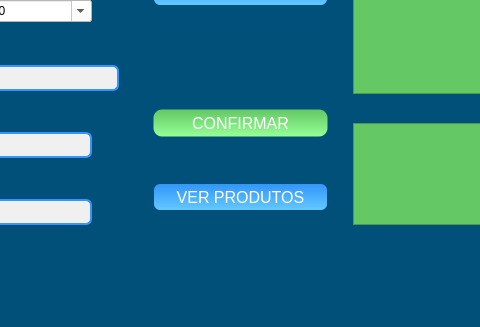
Old version of the form novamaine.ui in the repository KevenLucas025/ProjetoERP; both pictures show x 398 to 878 and y 493 to 820 of the 1445 by 820 pixel window.
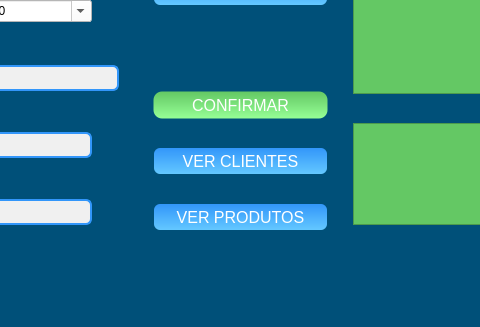
New version of the form. The open tabs and pages were chosen to show the change. Icons and pictures are not drawn.

Diff of the .ui file:
```diff
--- a/novamaine.ui
+++ b/novamaine.ui
@@ -3781,7 +3781,53 @@
                 </property>
                 <property name="icon">
                  <iconset>
-                  <normaloff>imagens/confirmacao.png</normaloff>imagens/confirmacao.png</iconset>
+                  <normaloff>../../Pictures/ProjetoERP/imagens/confirmacao.png</normaloff>../../Pictures/ProjetoERP/imagens/confirmacao.png</iconset>
+                </property>
+               </widget>
+              </item>
+              <item>
+               <widget class="QPushButton" name="btn_ver_clientes_juridicos">
+                <property name="sizePolicy">
+                 <sizepolicy hsizetype="Expanding" vsizetype="Expanding">
+                  <horstretch>0</horstretch>
+                  <verstretch>0</verstretch>
+                 </sizepolicy>
+                </property>
+                <property name="maximumSize">
+                 <size>
+                  <width>16777215</width>
+                  <height>30</height>
+                 </size>
+                </property>
+                <property name="cursor">
+                 <cursorShape>PointingHandCursor</cursorShape>
+                </property>
+                <property name="styleSheet">
+                 <string notr="true">QPushButton {
+    color: rgb(255, 255, 255);
+    border-radius: 8px;
+    font-size: 16px;
+    background: qlineargradient(x1:0, y1:0, x2:0, y2:1, stop:0 rgb(50, 150, 250), stop:1 rgb(100, 200, 255)); /* Gradiente de azul claro para azul mais claro */
+    border: 4px solid transparent;
+}
+
+QPushButton:hover {
+    background: qlineargradient(x1:0, y1:0, x2:0, y2:1, stop:0 rgb(100, 180, 255), stop:1 rgb(150, 220, 255)); /* Gradiente de azul mais claro para azul ainda mais claro */
+    color: black;
+}</string>
+                </property>
+                <property name="text">
+                 <string>VER CLIENTES</string>
+                </property>
+                <property name="icon">
+                 <iconset>
+                  <normaloff>../../Pictures/ProjetoERP/imagens/Ver Clientes.png</normaloff>../../Pictures/ProjetoERP/imagens/Ver Clientes.png</iconset>
+                </property>
+                <property name="iconSize">
+                 <size>
+                  <width>25</width>
+                  <height>25</height>
+                 </size>
                 </property>
                </widget>
               </item>
```
Left out of the diff: 128 changed lines with no effect on the pictures.
